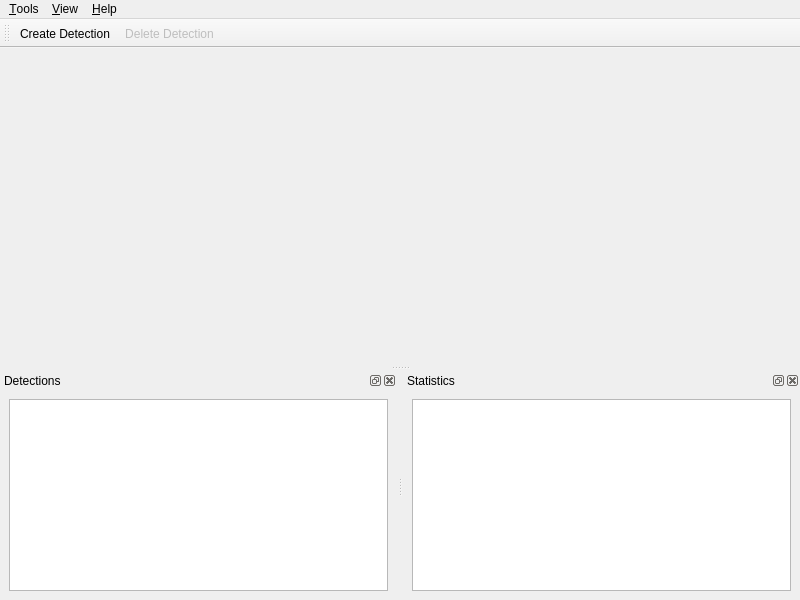
This is sealtk/noaa/gui/Window.ui in Kitware/seal-tk as Qt 5 draws it before an edit. The edited form follows.
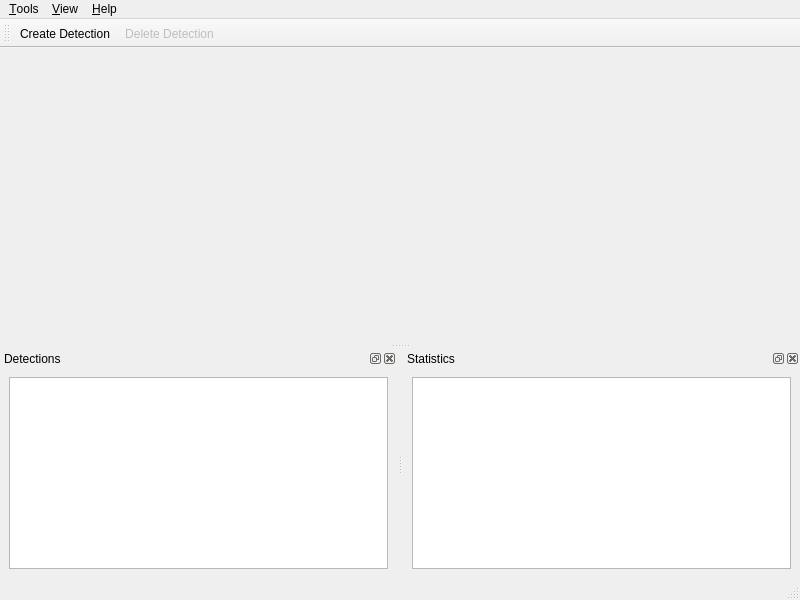
This is the edited form. Icons and pictures are not drawn. Custom widgets are drawn as their Qt base class.

Commit message:
Add status bar to NOAA GUI
Add a status bar to the NOAA GUI, which will allow us to provide more
details information about what action is currently happening. (This will
be helpful when we add the ability to "amend" tracks.)

What changed in the file:
```diff
--- a/sealtk/noaa/gui/Window.ui
+++ b/sealtk/noaa/gui/Window.ui
@@ -156,6 +156,7 @@
    <addaction name="actionCreateDetection"/>
    <addaction name="actionDeleteDetection"/>
   </widget>
+  <widget class="QStatusBar" name="statusBar"/>
   <action name="actionAbout">
    <property name="text">
     <string>&amp;About...</string>
```
The commit also changes 1 other file.
